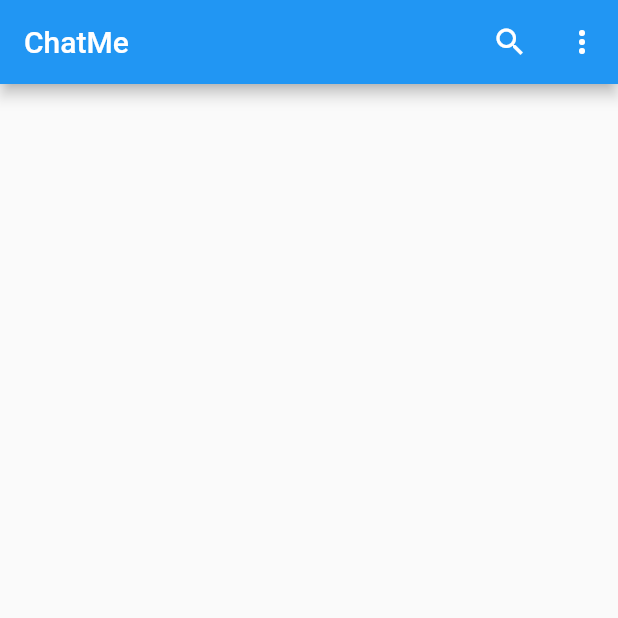
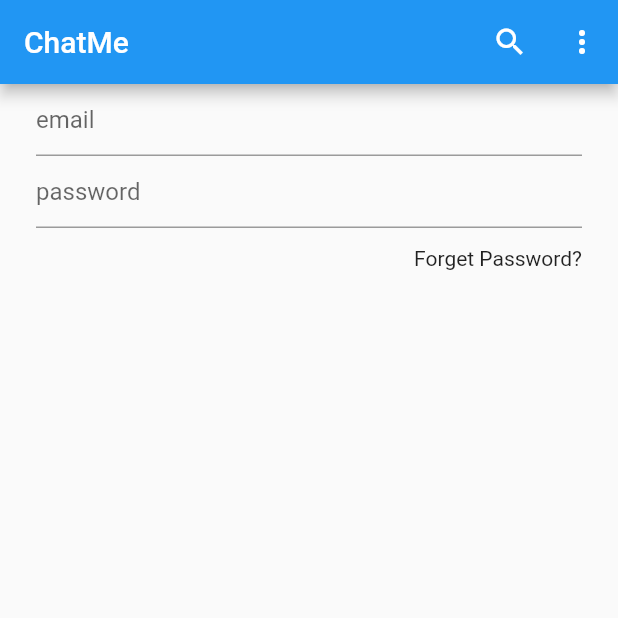
Before and after one commit to JeewanthaLahiru/chat_app, a Flutter app: the screen it shows after launch, on a phone screen of 412 x 824 dp, the top half of it. Run offline on Flutter 3.47's test engine with Material 2 defaults, Android fonts, the phone set to English and light mode, and no system bars.

Commit message:
added input fields for email and password

```diff
--- a/lib/views/signin.dart
+++ b/lib/views/signin.dart
@@ -13,6 +13,28 @@ class _SignInState extends State<SignIn> {
   Widget build(BuildContext context) {
     return Scaffold(
       appBar: appBarMain(context),
+      body: Container(
+        padding: EdgeInsets.symmetric(horizontal: 24.0),
+        child: Column(
+          children: [
+            TextField(
+              decoration: InputDecoration(
+                hintText: "email"
+              ),
+            ),
+            TextField(
+              decoration: InputDecoration(
+                  hintText: "password"
+              ),
+            ),
+            SizedBox(height: 12.0,),
+            Container(
+              alignment: Alignment.centerRight,
+              child: Text("Forget Password?"),
+            ),
+          ],
+        ),
+      ),
     );
   }
 }
```
